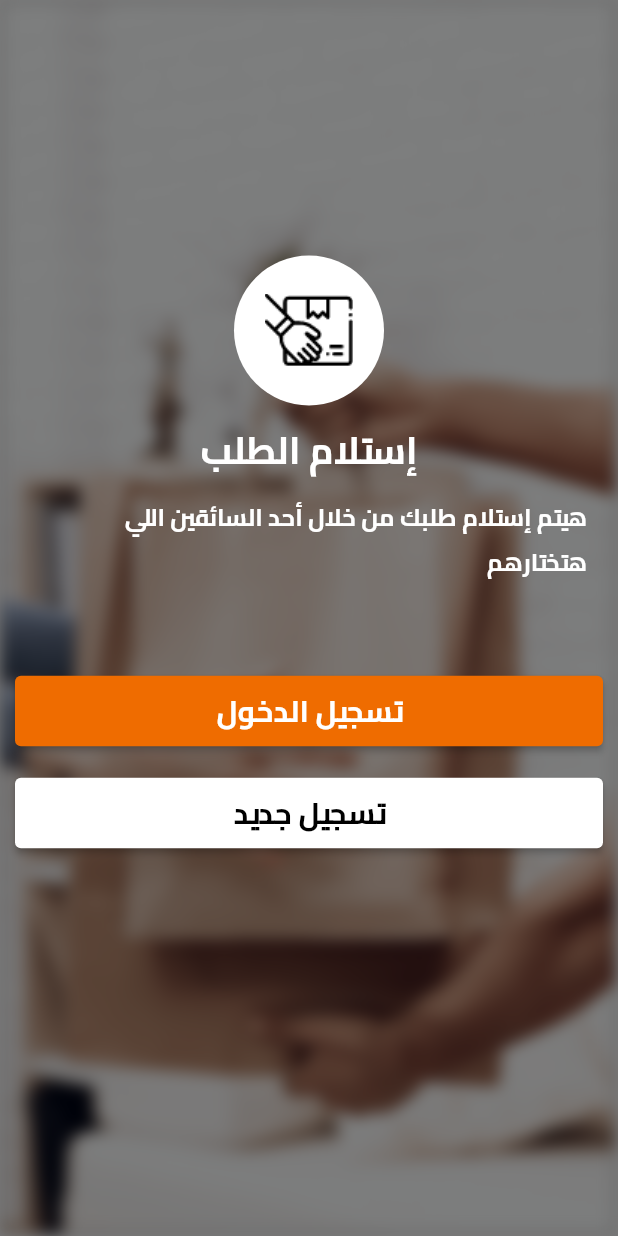
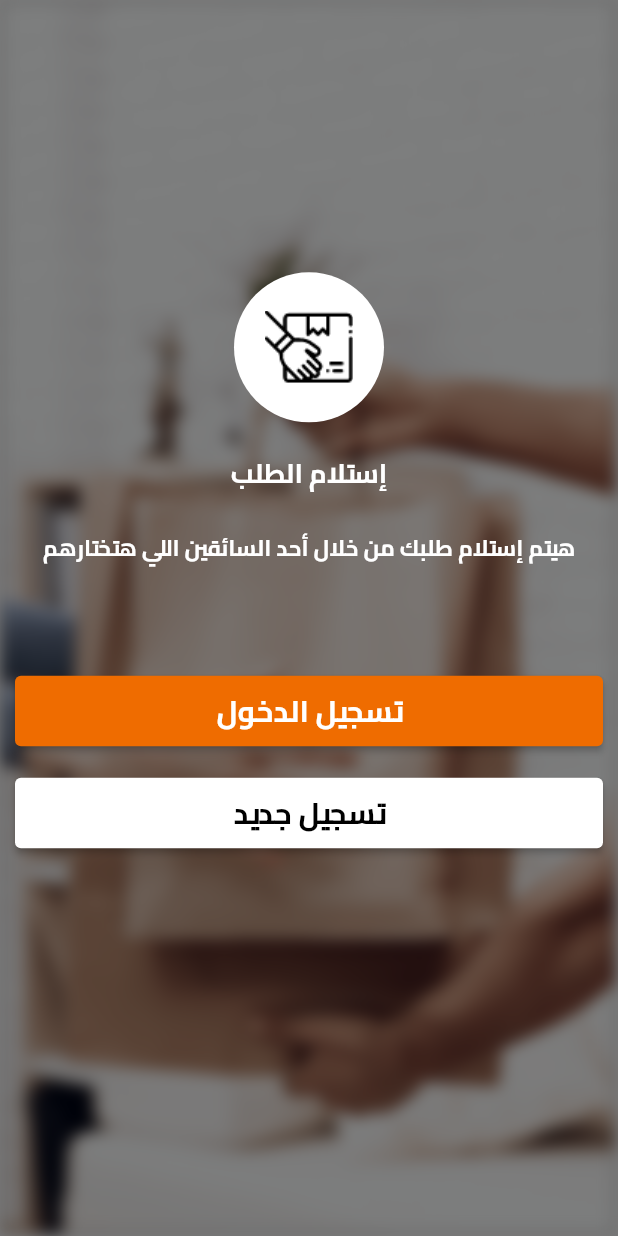
Before and after one commit to mahmoud8reda0o0/Tawsel-, a Flutter app: the screen it shows after launch, on a phone screen of 412 x 824 dp. Run offline on Flutter 3.47's test engine with Material 2 defaults, Android fonts, the phone set to English and light mode, and no system bars; drawn by our look-alikes of carousel_slider; our stand-ins replace flutter_keyboard_visibility, flutter_multi_formatter, flutter_svg, go_router.

Commit message:
change_current_password_screen.dart done

```diff
--- a/lib/features/SignLog/presentation/views/widget/widgetfree.dart
+++ b/lib/features/SignLog/presentation/views/widget/widgetfree.dart
@@ -83,7 +83,7 @@ class FreeWidget {
               style: const TextStyle(
                   color: Colors.white,
                   fontWeight: FontWeight.bold,
-                  fontSize: 25),
+                  fontSize: 18),
             ),
           ),
           Center(
@@ -93,7 +93,7 @@ class FreeWidget {
               style: const TextStyle(
                   color: Colors.white,
                   fontWeight: FontWeight.bold,
-                  fontSize: 16),
+                  fontSize: 15),
             ),
           )
         ],
```
